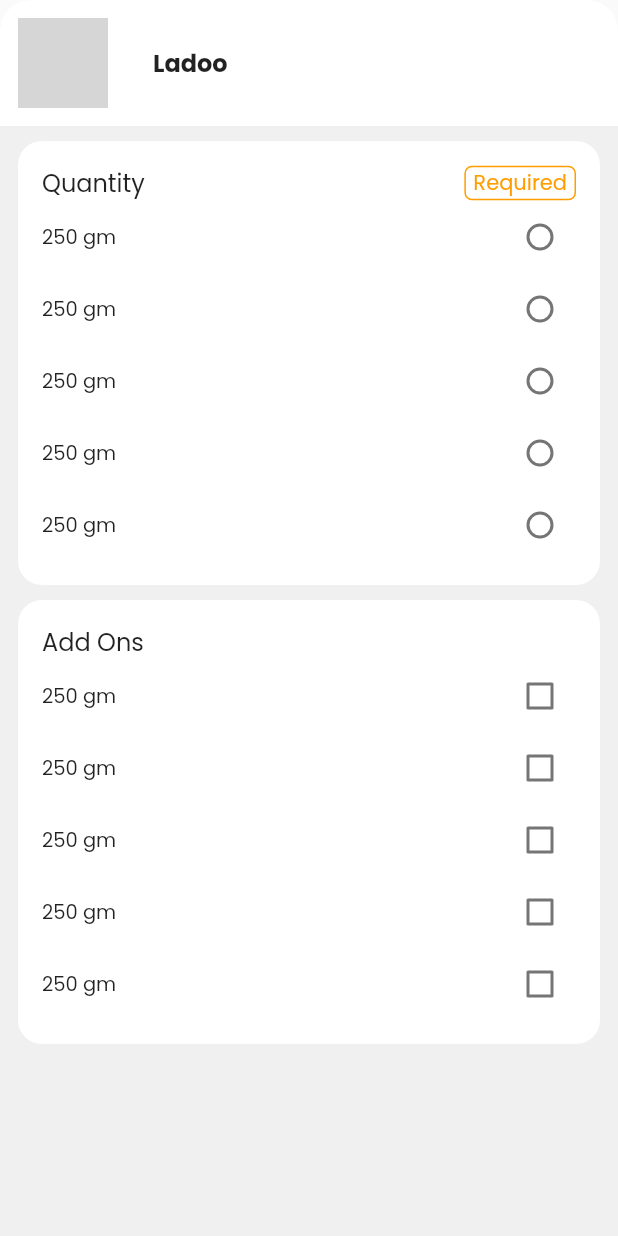
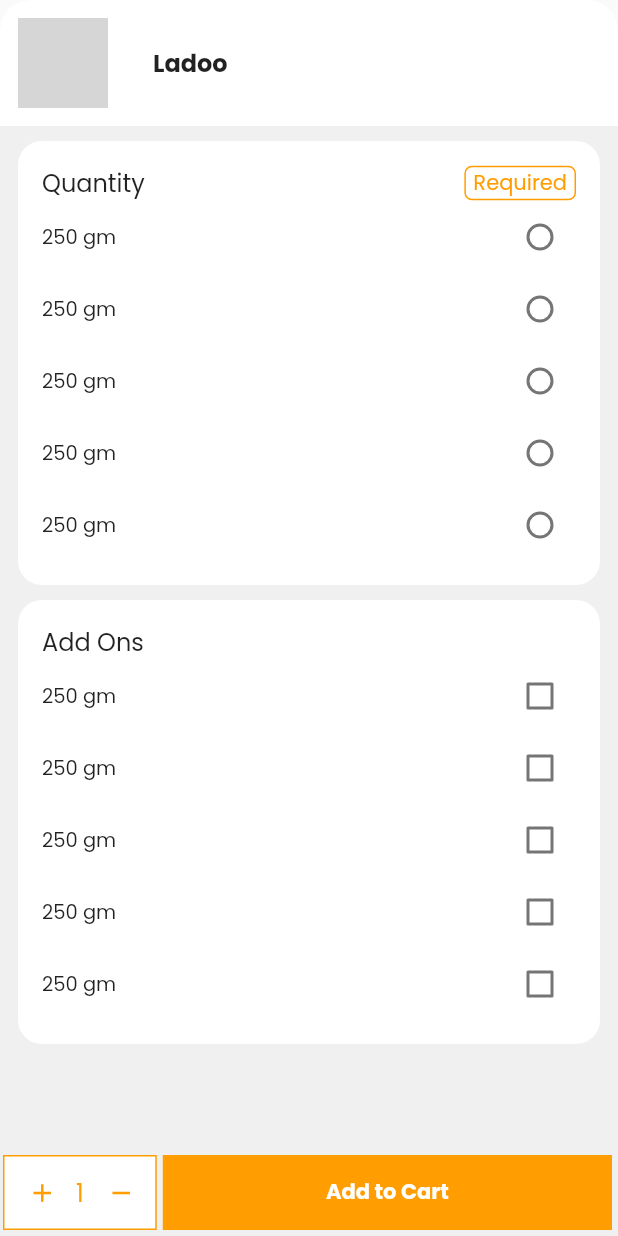
Before and after one commit to Foodshaala/foodshaala-client, a Flutter app: the AddFoodModal screen opened directly, on a phone screen of 412 x 824 dp. Run offline on Flutter 3.47's test engine with Material 2 defaults, Android fonts, the light colour scheme and no system bars; our stand-ins replace connectivity_plus, font_awesome_flutter, internet_connection_checker, persistent_bottom_nav_bar_v2, shared_preferences; accounts and stored records are empty; grey boxes are pictures that could not be loaded.

Commit message:
added floating buttons in add food to cart modal

```diff
--- a/lib/view/Common/add_food_modal.dart
+++ b/lib/view/Common/add_food_modal.dart
@@ -2,13 +2,17 @@ import 'package:flutter/material.dart';
 import 'package:foodshala/constants/color_codes.dart';
 import 'package:foodshala/view/Common/Tiles/add_on_tile.dart';
 import 'package:foodshala/view/Common/Tiles/quantity_tile.dart';
+import 'package:foodshala/view/Common/custom_button.dart';
+import 'package:foodshala/view/Common/quantity_button.dart';
 
 class AddFoodModal extends StatelessWidget {
   const AddFoodModal({Key? key}) : super(key: key);
 
   @override
   Widget build(BuildContext context) {
-    return Container(
+    return SafeArea(
+      child: Scaffold(
+        body: Container(
           decoration: BoxDecoration(
             borderRadius: BorderRadius.only(
                 topLeft: Radius.circular(20), topRight: Radius.circular(20)),
@@ -52,8 +56,20 @@ class AddFoodModal extends StatelessWidget {
                     AddOnTile(),
                   ],
                 ),
-          )
+              ),
             ],
+          ),
+        ),
+        floatingActionButton: Row(
+          children: [
+            SizedBox(width: 2,),
+            Flexible(child: QuantityButton()),
+            Flexible(
+              flex: 3,
+                child: CustomRectButton(text: "Add to Cart")),
+          ],
+        ),
+        floatingActionButtonLocation: FloatingActionButtonLocation.centerDocked,
       ),
     );
   }
--- /dev/null
+++ b/lib/view/Common/quantity_button.dart
@@ -0,0 +1,45 @@
+import 'package:flutter/material.dart';
+import 'package:foodshala/constants/color_codes.dart';
+
+class QuantityButton extends StatefulWidget {
+  const QuantityButton({Key? key}) : super(key: key);
+
+  @override
+  State<QuantityButton> createState() => _QuantityButtonState();
+}
+
+class _QuantityButtonState extends State<QuantityButton> {
+
+  int count=1;
+  @override
+  Widget build(BuildContext context) {
+    return Container(
+      // width: 100,
+      // height: 50,
+      decoration: BoxDecoration(
+        border: Border.all(color: primaryColor),
+        color: Colors.white
+      ),
+      child: Row(
+        mainAxisAlignment: MainAxisAlignment.spaceEvenly,
+        children: [
+          Flexible(
+              child: TextButton(child: Icon(Icons.add,color: primaryColor,size: 20,),onPressed: () {
+                count++;
+                setState(() {});
+              },)
+          ),
+          Flexible(
+              child: Text("${count}",style: TextStyle(color: primaryColor,fontSize: 16),)
+          ),
+          Flexible(
+              child: TextButton(child: Icon(Icons.remove,color: primaryColor,size: 20,),onPressed: () {
+                count>1?count--:count;
+                setState(() {});
+              },)
+          ),
+        ],
+      ),
+    );
+  }
+}
```
Lines whose indentation alone changed are shown as unchanged.
